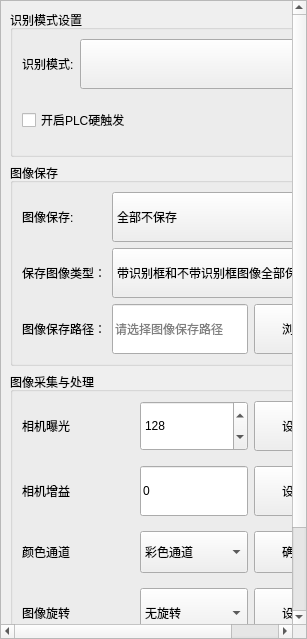
Old version of the form app/ui/main_window/settings/image_settings_page.ui in the repository GitHub3651/shenyinocr.
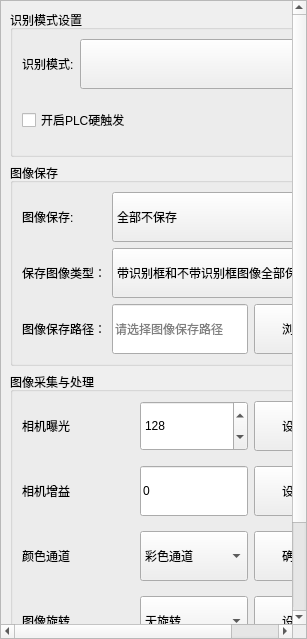
New version of the form.

What changed in the file:
```diff
--- a/app/ui/main_window/settings/image_settings_page.ui
+++ b/app/ui/main_window/settings/image_settings_page.ui
@@ -32,9 +32,9 @@
       <property name="geometry">
        <rect>
         <x>0</x>
-        <y>0</y>
+        <y>-28</y>
         <width>288</width>
-        <height>665</height>
+        <height>673</height>
        </rect>
       </property>
       <layout class="QGridLayout" name="gridLayout_imageSettings">
@@ -403,7 +403,7 @@
             <property name="minimumSize">
              <size>
               <width>0</width>
-              <height>42</height>
+              <height>50</height>
              </size>
             </property>
             <property name="text">
@@ -416,7 +416,7 @@
             <property name="minimumSize">
              <size>
               <width>0</width>
-              <height>42</height>
+              <height>50</height>
              </size>
             </property>
             <item>
```
